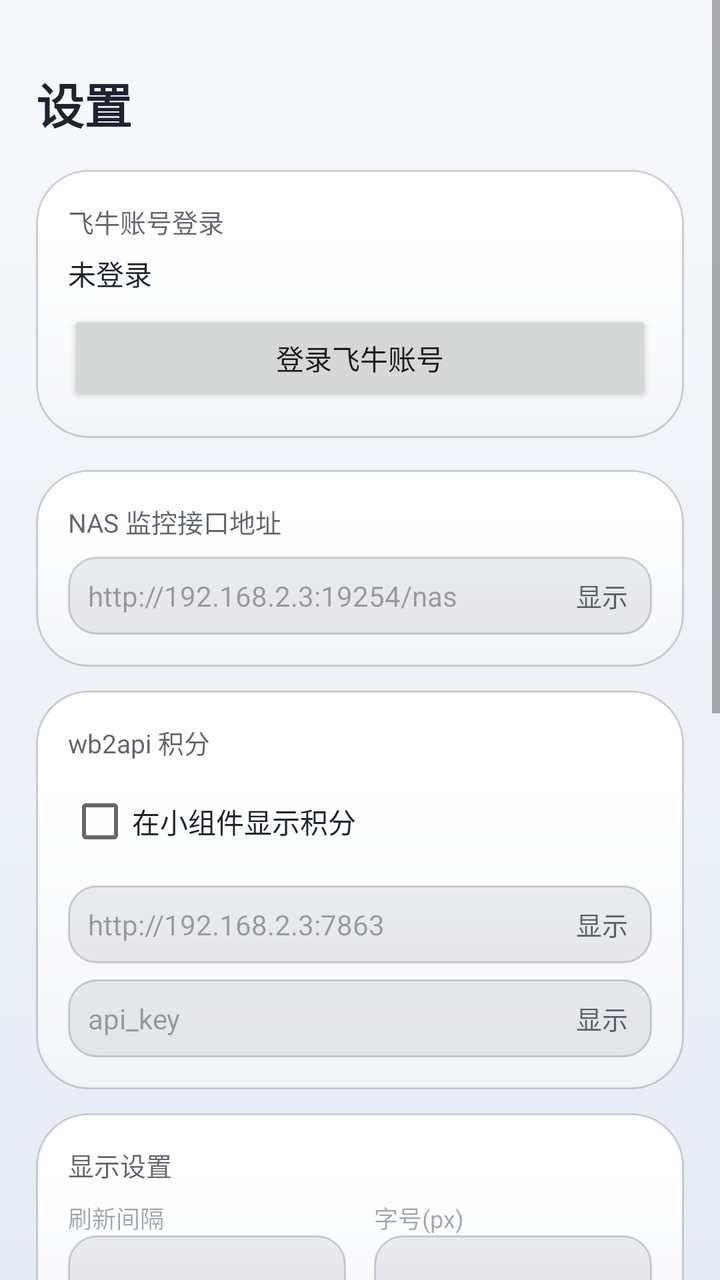
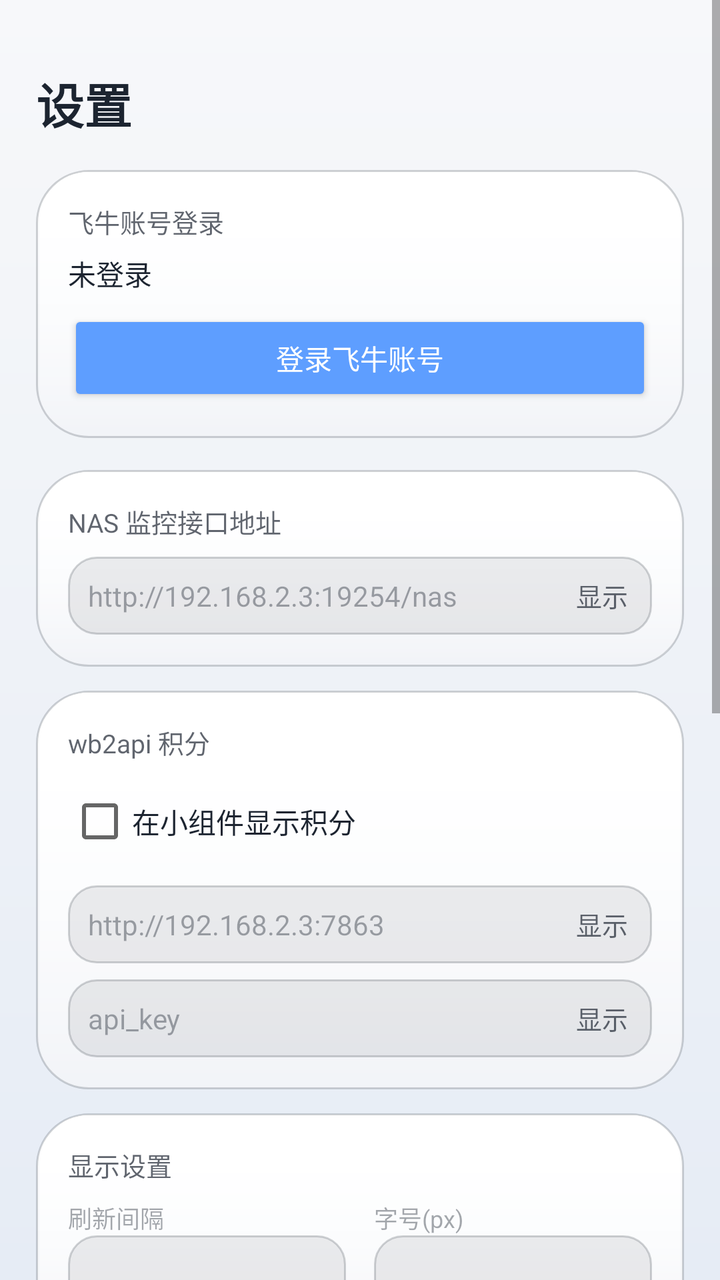

The first picture is an Android layout as it rendered before a commit; the second is the same layout after the commit. The layout source and the unified diff follow.
<!-- AndroidManifest.xml: application theme Theme.NasWidget -->
<!-- res/layout/fragment_settings.xml -->
<?xml version="1.0" encoding="utf-8"?>
<LinearLayout xmlns:android="http://schemas.android.com/apk/res/android"
    xmlns:app="http://schemas.android.com/apk/res-auto"
    android:layout_width="match_parent"
    android:layout_height="match_parent"
    android:orientation="vertical"
    android:background="@drawable/bg_gradient">

    <ScrollView
        android:id="@+id/settings_scroll"
        android:layout_width="match_parent"
        android:layout_height="0dp"
        android:layout_weight="1"
        android:fillViewport="true">

    <LinearLayout
        android:layout_width="match_parent"
        android:layout_height="wrap_content"
        android:orientation="vertical"
        android:padding="18dp">

        
        <LinearLayout
            android:layout_width="match_parent"
            android:layout_height="wrap_content"
            android:layout_marginTop="16dp"
            android:orientation="horizontal"
            android:gravity="center_vertical">

            <TextView
                android:layout_width="wrap_content"
                android:layout_height="wrap_content"
                android:text="设置"
                android:textColor="@color/app_text_primary"
                android:textSize="24sp"
                android:textStyle="bold" />
        </LinearLayout>

        
        <LinearLayout
            android:layout_width="match_parent"
            android:layout_height="wrap_content"
            android:layout_marginTop="16dp"
            android:orientation="vertical"
            android:background="@drawable/app_card"
            android:padding="16dp">

            <TextView
                android:layout_width="wrap_content"
                android:layout_height="wrap_content"
                android:text="飞牛账号登录"
                android:textColor="@color/app_text_secondary"
                android:textSize="13sp" />

            <TextView
                android:id="@+id/tv_login_status"
                android:layout_width="match_parent"
                android:layout_height="wrap_content"
                android:layout_marginTop="6dp"
                android:text="未登录"
                android:textColor="@color/app_text_primary"
                android:textSize="14sp" />

            <Button
                android:id="@+id/btn_login"
                android:layout_width="match_parent"
                android:layout_height="wrap_content"
                android:layout_marginTop="8dp"
                android:text="登录飞牛账号" />
        </LinearLayout>

        
        <LinearLayout
            android:layout_width="match_parent"
            android:layout_height="wrap_content"
            android:layout_marginTop="16dp"
            android:orientation="vertical"
            android:background="@drawable/app_card"
            android:padding="16dp">

            <TextView
                android:layout_width="wrap_content"
                android:layout_height="wrap_content"
                android:text="NAS 监控接口地址"
                android:textColor="@color/app_text_secondary"
                android:textSize="13sp" />

            <FrameLayout
                android:layout_width="match_parent"
                android:layout_height="wrap_content"
                android:layout_marginTop="8dp">

                <EditText
                    android:id="@+id/et_url"
                    android:layout_width="match_parent"
                    android:layout_height="wrap_content"
                    android:padding="10dp"
                    android:paddingEnd="56dp"
                    android:hint="http://192.168.2.3:19254/nas"
                    android:inputType="textUri"
                    android:textColor="@color/app_text_primary"
                    android:textColorHint="@color/app_text_hint"
                    android:textSize="14sp"
                    android:background="@drawable/edit_bg" />

                <TextView
                    android:id="@+id/btn_toggle_url"
                    android:layout_width="wrap_content"
                    android:layout_height="match_parent"
                    android:layout_gravity="end|center_vertical"
                    android:gravity="center"
                    android:paddingStart="12dp"
                    android:paddingEnd="12dp"
                    android:text="显示"
                    android:textColor="@color/app_text_secondary"
                    android:textSize="13sp" />
            </FrameLayout>
        </LinearLayout>

        
        <LinearLayout
            android:layout_width="match_parent"
            android:layout_height="wrap_content"
            android:layout_marginTop="12dp"
            android:orientation="vertical"
            android:background="@drawable/app_card"
            android:padding="16dp">

            <TextView
                android:layout_width="wrap_content"
                android:layout_height="wrap_content"
                android:text="wb2api 积分"
                android:textColor="@color/app_text_secondary"
                android:textSize="13sp" />

            <CheckBox
                android:id="@+id/cb_wb2api"
                android:layout_width="wrap_content"
                android:layout_height="wrap_content"
                android:layout_marginTop="6dp"
                android:text="在小组件显示积分"
                android:textColor="@color/app_text_primary"
                android:textSize="14sp" />

            <FrameLayout
                android:layout_width="match_parent"
                android:layout_height="wrap_content"
                android:layout_marginTop="8dp">

                <EditText
                    android:id="@+id/et_wb2api_base"
                    android:layout_width="match_parent"
                    android:layout_height="wrap_content"
                    android:padding="10dp"
                    android:paddingEnd="56dp"
                    android:hint="http://192.168.2.3:7863"
                    android:inputType="textUri"
                    android:textColor="@color/app_text_primary"
                    android:textColorHint="@color/app_text_hint"
                    android:textSize="14sp"
                    android:background="@drawable/edit_bg" />

                <TextView
                    android:id="@+id/btn_toggle_wb2api_base"
                    android:layout_width="wrap_content"
                    android:layout_height="match_parent"
                    android:layout_gravity="end|center_vertical"
                    android:gravity="center"
                    android:paddingStart="12dp"
                    android:paddingEnd="12dp"
                    android:text="显示"
                    android:textColor="@color/app_text_secondary"
                    android:textSize="13sp" />
            </FrameLayout>

            <FrameLayout
                android:layout_width="match_parent"
                android:layout_height="wrap_content"
                android:layout_marginTop="8dp">

                <EditText
                    android:id="@+id/et_wb2api_key"
                    android:layout_width="match_parent"
                    android:layout_height="wrap_content"
                    android:padding="10dp"
                    android:paddingEnd="56dp"
                    android:hint="api_key"
                    android:inputType="text"
                    android:textColor="@color/app_text_primary"
                    android:textColorHint="@color/app_text_hint"
                    android:textSize="14sp"
                    android:background="@drawable/edit_bg" />

                <TextView
                    android:id="@+id/btn_toggle_wb2api_key"
                    android:layout_width="wrap_content"
                    android:layout_height="match_parent"
                    android:layout_gravity="end|center_vertical"
                    android:gravity="center"
                    android:paddingStart="12dp"
                    android:paddingEnd="12dp"
                    android:text="显示"
                    android:textColor="@color/app_text_secondary"
                    android:textSize="13sp" />
            </FrameLayout>
        </LinearLayout>

        
        <LinearLayout
            android:layout_width="match_parent"
            android:layout_height="wrap_content"
            android:layout_marginTop="12dp"
            android:orientation="vertical"
            android:background="@drawable/app_card"
            android:padding="16dp">

            <TextView
                android:layout_width="wrap_content"
                android:layout_height="wrap_content"
                android:text="显示设置"
                android:textColor="@color/app_text_secondary"
                android:textSize="13sp" />

            <LinearLayout
                android:layout_width="match_parent"
                android:layout_height="wrap_content"
                android:layout_marginTop="8dp"
                android:orientation="horizontal">

                <LinearLayout
                    android:layout_width="0dp"
                    android:layout_height="wrap_content"
                    android:layout_weight="1"
                    android:orientation="vertical">

                    <TextView
                        android:layout_width="wrap_content"
                        android:layout_height="wrap_content"
                        android:text="刷新间隔"
                        android:textColor="@color/app_text_hint"
                        android:textSize="12sp" />

                    <Spinner
                        android:id="@+id/sp_refresh"
                        android:layout_width="match_parent"
                        android:layout_height="40dp"
                        android:minHeight="0dp"
                        android:gravity="center_vertical"
                        android:paddingTop="0dp"
                        android:paddingBottom="0dp"
                        android:paddingStart="10dp"
                        android:paddingEnd="10dp"
                        android:background="@drawable/spinner_bg" />
                </LinearLayout>

                <LinearLayout
                    android:layout_width="0dp"
                    android:layout_height="wrap_content"
                    android:layout_weight="1"
                    android:layout_marginStart="14dp"
                    android:orientation="vertical">

                    <TextView
                        android:layout_width="wrap_content"
                        android:layout_height="wrap_content"
                        android:text="字号(px)"
                        android:textColor="@color/app_text_hint"
                        android:textSize="12sp" />

                    <EditText
                        android:id="@+id/et_font_size"
                        android:layout_width="match_parent"
                        android:layout_height="40dp"
                        android:gravity="center_vertical"
                        android:inputType="number"
                        android:singleLine="true"
                        android:paddingTop="0dp"
                        android:paddingBottom="0dp"
                        android:paddingStart="10dp"
                        android:paddingEnd="10dp"
                        android:textColor="@color/app_text_primary"
                        android:textColorHint="@color/app_text_hint"
                        android:background="@drawable/edit_bg" />
                </LinearLayout>
            </LinearLayout>
        </LinearLayout>

        
        <LinearLayout
            android:layout_width="match_parent"
            android:layout_height="wrap_content"
            android:layout_marginTop="12dp"
            android:orientation="vertical"
            android:background="@drawable/app_card"
            android:padding="16dp">

            <TextView
                android:layout_width="wrap_content"
                android:layout_height="wrap_content"
                android:text="外观"
                android:textColor="@color/app_text_secondary"
                android:textSize="13sp" />

            <Button
                android:id="@+id/btn_toggle_theme"
                android:layout_width="match_parent"
                android:layout_height="wrap_content"
                android:layout_marginTop="8dp"
                android:text="深色" />
        </LinearLayout>

        
        <LinearLayout
            android:layout_width="match_parent"
            android:layout_height="wrap_content"
            android:layout_marginTop="12dp"
            android:orientation="vertical"
            android:background="@drawable/app_card"
            android:padding="16dp">

            <TextView
                android:id="@+id/tv_version"
                android:layout_width="wrap_content"
                android:layout_height="wrap_content"
                android:text="v1.0.0"
                android:textColor="@color/app_text_secondary"
                android:textSize="13sp" />

            <Button
                android:id="@+id/btn_check_update"
                android:layout_width="match_parent"
                android:layout_height="wrap_content"
                android:layout_marginTop="8dp"
                android:text="检查更新" />

            <TextView
                android:id="@+id/tv_update_status"
                android:layout_width="match_parent"
                android:layout_height="wrap_content"
                android:layout_marginTop="6dp"
                android:textColor="@color/app_text_hint"
                android:textSize="12sp" />
        </LinearLayout>

        
        <LinearLayout
            android:layout_width="match_parent"
            android:layout_height="wrap_content"
            android:layout_marginTop="12dp"
            android:orientation="vertical"
            android:background="@drawable/app_card"
            android:padding="16dp">

            <TextView
                android:layout_width="wrap_content"
                android:layout_height="wrap_content"
                android:text="备份与恢复"
                android:textColor="@color/app_text_secondary"
                android:textSize="13sp" />

            <Button
                android:id="@+id/btn_backup"
                android:layout_width="match_parent"
                android:layout_height="wrap_content"
                android:layout_marginTop="8dp"
                android:text="复制配置到剪贴板" />

            <Button
                android:id="@+id/btn_restore"
                android:layout_width="match_parent"
                android:layout_height="wrap_content"
                android:layout_marginTop="8dp"
                android:text="从剪贴板恢复配置" />

            <TextView
                android:id="@+id/tv_backup_status"
                android:layout_width="match_parent"
                android:layout_height="wrap_content"
                android:layout_marginTop="6dp"
                android:textColor="@color/app_text_hint"
                android:textSize="12sp" />
        </LinearLayout>

    </LinearLayout>
    </ScrollView>
</LinearLayout>
<!-- resources referenced by this layout -->
<resources>
  <color name="app_text_hint">#661C2430</color>
  <color name="app_text_primary">#FF1C2430</color>
  <color name="app_text_secondary">#B31C2430</color>
  <!-- drawable bg_gradient (drawable) -->
  <?xml version="1.0" encoding="utf-8"?>
  <shape xmlns:android="http://schemas.android.com/apk/res/android"
      android:shape="rectangle">
      <gradient
          android:angle="270"
          android:startColor="@color/app_gradient_start"
          android:endColor="@color/app_gradient_end" />
  </shape>
  <!-- drawable edit_bg (drawable) -->
  <?xml version="1.0" encoding="utf-8"?>
  <shape xmlns:android="http://schemas.android.com/apk/res/android">
      <corners android:radius="14dp" />
      <solid android:color="@color/app_input_bg" />
      <stroke
          android:width="1dp"
          android:color="@color/app_card_border" />
      <padding
          android:left="10dp"
          android:top="6dp"
          android:right="10dp"
          android:bottom="6dp" />
  </shape>
  <!-- drawable spinner_bg (drawable) -->
  <?xml version="1.0" encoding="utf-8"?>
  <shape xmlns:android="http://schemas.android.com/apk/res/android">
      <corners android:radius="14dp" />
      <solid android:color="@color/app_input_bg" />
      <stroke
          android:width="1dp"
          android:color="@color/app_card_border" />
      <padding
          android:left="10dp"
          android:top="8dp"
          android:right="10dp"
          android:bottom="8dp" />
  </shape>
  <style name="Theme.NasWidget" parent="Theme.MaterialComponents.DayNight.NoActionBar">
          <item name="colorPrimary">@color/app_primary</item>
          <item name="colorOnPrimary">@android:color/white</item>
          <item name="colorPrimaryVariant">@color/app_primary_variant</item>
          <item name="colorSecondary">@color/app_secondary</item>
          <item name="colorOnSecondary">@android:color/white</item>
          <item name="android:statusBarColor">@android:color/transparent</item>
          <item name="android:windowLightStatusBar">true</item>
          <item name="shapeAppearanceSmallComponent">@style/ShapeAppearance.NasWidget.Small</item>
          <item name="shapeAppearanceMediumComponent">@style/ShapeAppearance.NasWidget.Medium</item>
          <item name="shapeAppearanceLargeComponent">@style/ShapeAppearance.NasWidget.Large</item>
      </style>
  <color name="app_card_start">#FFFFFFFF</color>
  <color name="app_card_end">#FFF2F4F8</color>
  <color name="app_card_border">#331C2430</color>
  <color name="app_card_highlight">#FFFFFFFF</color>
  <color name="app_gradient_start">#FFF7F8FA</color>
  <color name="app_gradient_end">#FFE6ECF5</color>
  <color name="app_input_bg">#141C2430</color>
  <color name="app_primary">#FF5E9EFF</color>
  <color name="app_primary_variant">#FF4A86E8</color>
  <color name="app_secondary">#FF58D68D</color>
  <style name="ShapeAppearance.NasWidget.Small" parent="ShapeAppearance.MaterialComponents.SmallComponent">
          <item name="cornerFamily">rounded</item>
          <item name="cornerSize">14dp</item>
      </style>
  <style name="ShapeAppearance.NasWidget.Medium" parent="ShapeAppearance.MaterialComponents.MediumComponent">
          <item name="cornerFamily">rounded</item>
          <item name="cornerSize">18dp</item>
      </style>
  <style name="ShapeAppearance.NasWidget.Large" parent="ShapeAppearance.MaterialComponents.LargeComponent">
          <item name="cornerFamily">rounded</item>
          <item name="cornerSize">22dp</item>
      </style>
  <!-- unchanged entries left out for length: 1 -->
</resources>

<!-- the commit's change to res/layout/fragment_settings.xml (unified diff, before → after) -->
@@ -66,7 +66,10 @@
                 android:layout_width="match_parent"
                 android:layout_height="wrap_content"
                 android:layout_marginTop="8dp"
-                android:text="登录飞牛账号" />
+                android:text="登录飞牛账号"
+                android:textColor="@android:color/white"
+                app:backgroundTint="@color/app_primary"
+                app:cornerRadius="14dp" />
         </LinearLayout>
 
         
@@ -306,7 +309,10 @@
                 android:layout_width="match_parent"
                 android:layout_height="wrap_content"
                 android:layout_marginTop="8dp"
-                android:text="深色" />
+                android:text="深色"
+                android:textColor="@android:color/white"
+                app:backgroundTint="@color/app_primary"
+                app:cornerRadius="14dp" />
         </LinearLayout>
 
         
@@ -331,7 +337,10 @@
                 android:layout_width="match_parent"
                 android:layout_height="wrap_content"
                 android:layout_marginTop="8dp"
-                android:text="检查更新" />
+                android:text="检查更新"
+                android:textColor="@android:color/white"
+                app:backgroundTint="@color/app_primary"
+                app:cornerRadius="14dp" />
 
             <TextView
                 android:id="@+id/tv_update_status"
@@ -363,14 +372,20 @@
                 android:layout_width="match_parent"
                 android:layout_height="wrap_content"
                 android:layout_marginTop="8dp"
-                android:text="复制配置到剪贴板" />
+                android:text="复制配置到剪贴板"
+                android:textColor="@android:color/white"
+                app:backgroundTint="@color/app_primary"
+                app:cornerRadius="14dp" />
 
             <Button
                 android:id="@+id/btn_restore"
                 android:layout_width="match_parent"
                 android:layout_height="wrap_content"
                 android:layout_marginTop="8dp"
-                android:text="从剪贴板恢复配置" />
+                android:text="从剪贴板恢复配置"
+                android:textColor="@android:color/white"
+                app:backgroundTint="@color/app_primary"
+                app:cornerRadius="14dp" />
 
             <TextView
                 android:id="@+id/tv_backup_status"
